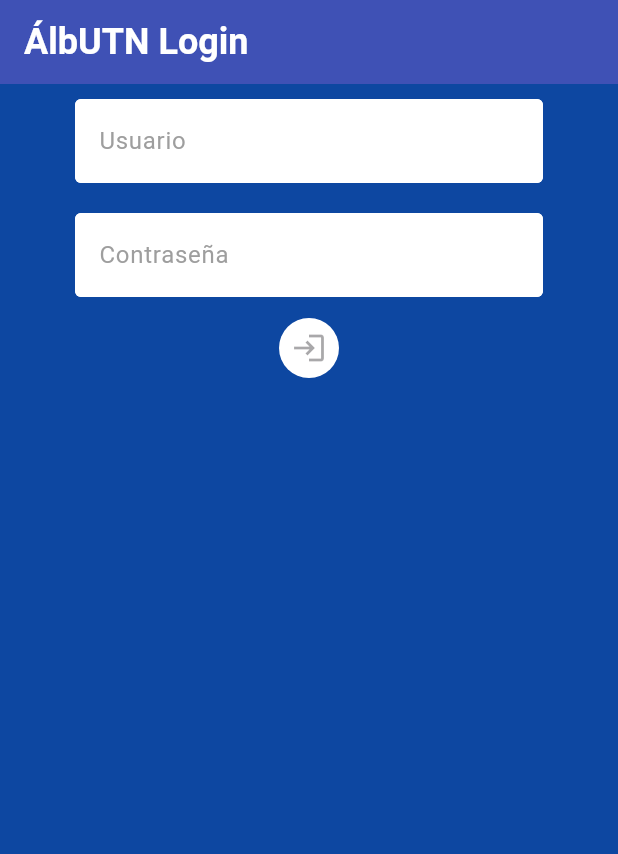
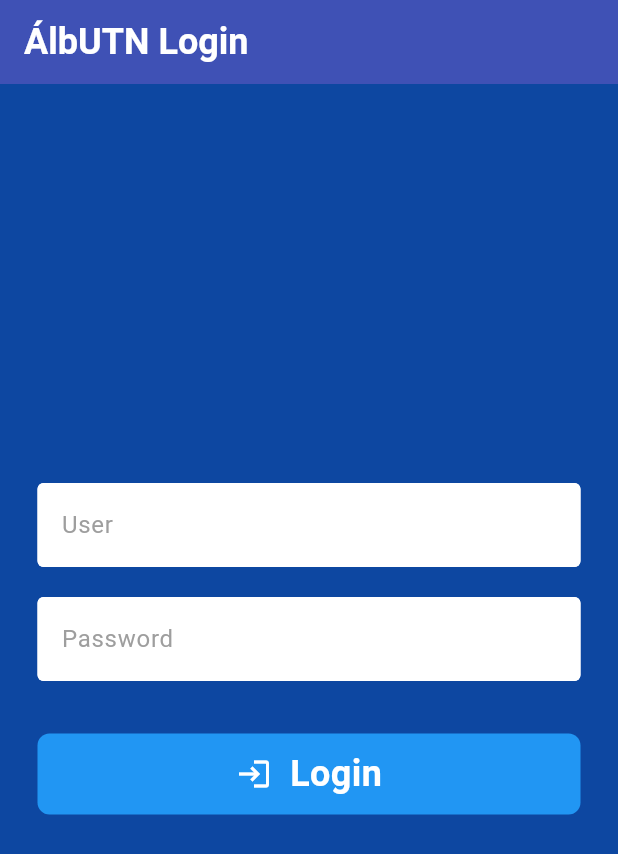
Before and after one commit to jnvillalba/proyecto_final_flutter_utn, a Flutter app: the screen it shows after launch, on a phone screen of 412 x 824 dp. Shown: the top 854 px of the screen. Run offline on Flutter 3.47's test engine with Material 3 defaults, Android fonts, the phone set to English and light mode, and no system bars; our stand-ins replace firebase_auth; accounts and stored records are empty.

Commit message:
login page wip sin firebase

```diff
--- /dev/null
+++ b/lib/components/custom_btn.dart
@@ -0,0 +1,46 @@
+import 'package:flutter/material.dart';
+
+class CustomBtn extends StatelessWidget {
+  final String text;
+  final Function()? onTap;
+
+  const CustomBtn({super.key, required this.text, required this.onTap});
+
+  @override
+  Widget build(BuildContext context) {
+    return GestureDetector(
+      onTap: onTap,
+      child: Container(
+        width: double.infinity,
+        padding: const EdgeInsets.symmetric(
+          horizontal: 25,
+          vertical: 10,
+        ),
+        margin: const EdgeInsets.all(25),
+        decoration: BoxDecoration(
+          color: Colors.blue,
+          borderRadius: BorderRadius.circular(8),
+        ),
+        child: Row(
+          mainAxisAlignment: MainAxisAlignment.center,
+          children: [
+            const Icon(
+              Icons.login,
+              color: Colors.white,
+              size: 24,
+            ),
+            const SizedBox(width: 12),
+            Text(
+              text,
+              style: const TextStyle(
+                color: Colors.white,
+                fontSize: 24,
+                fontWeight: FontWeight.bold,
+              ),
+            ),
+          ],
+        ),
+      ),
+    );
+  }
+}
--- a/lib/components/custom_textfield.dart
+++ b/lib/components/custom_textfield.dart
@@ -17,7 +17,7 @@ class CustomTextfield extends StatelessWidget {
   Widget build(BuildContext context) {
     return Padding(
       padding: const EdgeInsets.symmetric(
-        horizontal: 50,
+        horizontal: 25,
         vertical: 10,
       ),
       child: TextField(
--- a/lib/main.dart
+++ b/lib/main.dart
@@ -1,5 +1,5 @@
 import 'package:flutter/material.dart';
-import 'package:proyecto_final_facil/pages/login_page.dart';
+import 'package:proyecto_final_facil/pages/auth_page.dart';
 
 void main() {
   runApp(const MyApp());
@@ -23,7 +23,7 @@ class MyApp extends StatelessWidget {
           ),
         ),
       ),
-      home: LoginPage(),
+      home: AuthPage(),
     );
   }
 }
@@ -32,3 +32,4 @@ class MyApp extends StatelessWidget {
 // persistencia
 // - abrir sobres - aca puedo aplicar animacion y una pagina solo para eso
 // - cambio de pagina dentro de un equipo
+// - ver perfil de jugador
--- /dev/null
+++ b/lib/pages/auth_page.dart
@@ -0,0 +1,29 @@
+import 'package:firebase_auth/firebase_auth.dart';
+import 'package:flutter/material.dart';
+import 'package:proyecto_final_facil/pages/login_page.dart';
+
+import 'home_page.dart';
+
+class AuthPage extends StatelessWidget {
+  final _auth = FirebaseAuth.instance;
+
+  @override
+  Widget build(BuildContext context) {
+    return StreamBuilder<User?>(
+      stream: _auth.authStateChanges(),
+      builder: (context, snapshot) {
+        if (snapshot.connectionState == ConnectionState.waiting) {
+          return const Center(child: CircularProgressIndicator());
+        }
+        if (snapshot.hasData) {
+          // HomePage()
+          return const HomePage(
+            teams: [],
+          );
+        } else {
+          return LoginPage();
+        }
+      },
+    );
+  }
+}
--- a/lib/pages/login_page.dart
+++ b/lib/pages/login_page.dart
@@ -1,4 +1,6 @@
+//import 'package:firebase_core/firebase_core.dart';
 import 'package:flutter/material.dart';
+import 'package:proyecto_final_facil/components/custom_btn.dart';
 import 'package:proyecto_final_facil/components/custom_textfield.dart';
 
 void main() {
@@ -11,6 +13,46 @@ class LoginPage extends StatelessWidget {
 
   LoginPage({super.key});
 
+  void _signIn() async {
+    print('User: ${userNameController.text}');
+    print('Password: ${passwordController.text}');
+    // BuildContext dialogContext = context;
+    // showDialog(
+    //     context: context,
+    //     barrierDismissible: false,
+    //     builder: (BuildContext context) {
+    //       return AlertDialog(
+    //         title: const Text('Logging in...'),
+    //         content: const LinearProgressIndicator(),
+    //       );
+    //     });
+    // try {
+    //   await FirebaseAuth.instance.signInWithEmailAndPassword(
+    //     email: userNameController.text,
+    //     password: passwordController.text,
+    //   );
+    //   ifMounted(dialogContext, mounted)
+    //
+    // } on FirebaseAuthException catch (e) {
+    //   ifMounted(dialogContext, mounted)
+    //   print('Error initializing Firebase: $e');
+    //   Navigator.of(dialogContext).pop();
+    // } catch (e) {
+    //   ifMounted(dialogContext, mounted)
+    //   print('Error catch (: $e');
+    //   Navigator.of(dialogContext).pop();
+    // }
+  }
+
+  // void ifMounted((dialogContext, mounted) {
+  // if (mounted) {
+  // Navigator.of(dialogContext).pop();
+  // Navigator.of(context).pushReplacementNamed('/home');
+  // } else {
+  // print('Error initializing Firebase: not mounted', mounted);
+  // }
+  // });
+
   @override
   Widget build(BuildContext context) {
     return Scaffold(
@@ -20,31 +62,23 @@ class LoginPage extends StatelessWidget {
       body: SafeArea(
         child: Center(
           child: Column(
+            mainAxisAlignment: MainAxisAlignment.center,
             children: [
               CustomTextfield(
-            hintText: 'Usuario',
+                hintText: 'User',
                 obscureText: false,
                 controller: userNameController,
               ),
               CustomTextfield(
-            hintText: 'Contraseña',
+                hintText: 'Password',
                 obscureText: true,
                 controller: passwordController,
               ),
-          IconButton(
-            style: ButtonStyle(
-              backgroundColor: WidgetStateProperty.all(Colors.white),
+              CustomBtn(text: 'Login', onTap: _signIn),
+            ],
           ),
-            color: Colors.white,
-            icon: const Icon(Icons.login),
-            onPressed: _onPressed(),
-          )
-        ],
-      ))),
+        ),
+      ),
     );
   }
-
-  _onPressed() {
-    print('Usuario: ${userNameController.text}');
 }
-}
```
Lines whose indentation alone changed are shown as unchanged.
